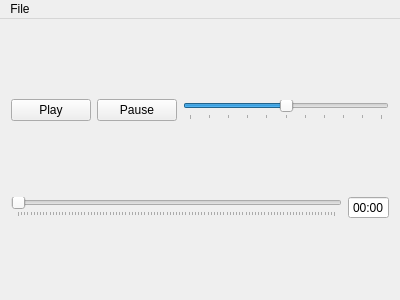
SMC-LAB/Eve, file QtSimplePlayer/mainwindow.ui: the form before one commit.
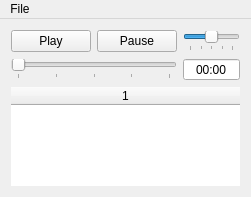
The form after the commit.

Commit message:
Added currently playing file functionality
* added QTableWidget to form
* preparing for an actual table displaying collections of files

Diff of the .ui file:
```diff
--- a/QtSimplePlayer/mainwindow.ui
+++ b/QtSimplePlayer/mainwindow.ui
@@ -6,8 +6,8 @@
    <rect>
     <x>0</x>
     <y>0</y>
-    <width>400</width>
-    <height>300</height>
+    <width>251</width>
+    <height>197</height>
    </rect>
   </property>
   <property name="windowTitle">
@@ -16,13 +16,14 @@
   <property name="windowOpacity">
    <double>1.000000000000000</double>
   </property>
+  <property name="autoFillBackground">
+   <bool>true</bool>
+  </property>
   <property name="tabShape">
    <enum>QTabWidget::Rounded</enum>
   </property>
   <widget class="QWidget" name="centralWidget">
-   <layout class="QGridLayout" name="gridLayout_3">
-    <item row="0" column="0">
-     <layout class="QGridLayout" name="gridLayout_2">
+   <layout class="QGridLayout" name="gridLayout">
       <item row="0" column="0">
        <widget class="QPushButton" name="playButton">
         <property name="text">
@@ -63,13 +64,12 @@
         <property name="tickPosition">
          <enum>QSlider::TicksBelow</enum>
         </property>
-       </widget>
-      </item>
-     </layout>
-    </item>
-    <item row="1" column="0">
-     <layout class="QGridLayout" name="gridLayout">
-      <item row="0" column="0">
+      <property name="tickInterval">
+       <number>25</number>
+      </property>
+     </widget>
+    </item>
+    <item row="1" column="0" colspan="2">
        <widget class="QSlider" name="posSlider">
         <property name="maximum">
          <number>100</number>
@@ -86,15 +86,18 @@
         <property name="tickPosition">
          <enum>QSlider::TicksBelow</enum>
         </property>
-       </widget>
-      </item>
-      <item row="0" column="1">
+      <property name="tickInterval">
+       <number>25</number>
+      </property>
+     </widget>
+    </item>
+    <item row="1" column="2">
        <widget class="QTimeEdit" name="posTime">
         <property name="alignment">
          <set>Qt::AlignCenter</set>
         </property>
         <property name="readOnly">
-         <bool>false</bool>
+       <bool>true</bool>
         </property>
         <property name="buttonSymbols">
          <enum>QAbstractSpinBox::NoButtons</enum>
@@ -110,7 +113,77 @@
         </property>
        </widget>
       </item>
-     </layout>
+    <item row="2" column="0" colspan="3">
+     <widget class="QTableWidget" name="playTable">
+      <property name="enabled">
+       <bool>true</bool>
+      </property>
+      <property name="frameShape">
+       <enum>QFrame::NoFrame</enum>
+      </property>
+      <property name="frameShadow">
+       <enum>QFrame::Plain</enum>
+      </property>
+      <property name="lineWidth">
+       <number>1</number>
+      </property>
+      <property name="verticalScrollBarPolicy">
+       <enum>Qt::ScrollBarAsNeeded</enum>
+      </property>
+      <property name="horizontalScrollBarPolicy">
+       <enum>Qt::ScrollBarAlwaysOff</enum>
+      </property>
+      <property name="alternatingRowColors">
+       <bool>true</bool>
+      </property>
+      <property name="selectionMode">
+       <enum>QAbstractItemView::SingleSelection</enum>
+      </property>
+      <property name="selectionBehavior">
+       <enum>QAbstractItemView::SelectRows</enum>
+      </property>
+      <property name="showGrid">
+       <bool>false</bool>
+      </property>
+      <property name="gridStyle">
+       <enum>Qt::DotLine</enum>
+      </property>
+      <property name="sortingEnabled">
+       <bool>false</bool>
+      </property>
+      <property name="cornerButtonEnabled">
+       <bool>true</bool>
+      </property>
+      <property name="rowCount">
+       <number>1</number>
+      </property>
+      <property name="columnCount">
+       <number>1</number>
+      </property>
+      <attribute name="horizontalHeaderVisible">
+       <bool>true</bool>
+      </attribute>
+      <attribute name="horizontalHeaderCascadingSectionResizes">
+       <bool>true</bool>
+      </attribute>
+      <attribute name="horizontalHeaderHighlightSections">
+       <bool>true</bool>
+      </attribute>
+      <attribute name="horizontalHeaderStretchLastSection">
+       <bool>true</bool>
+      </attribute>
+      <attribute name="verticalHeaderVisible">
+       <bool>false</bool>
+      </attribute>
+      <attribute name="verticalHeaderCascadingSectionResizes">
+       <bool>true</bool>
+      </attribute>
+      <attribute name="verticalHeaderStretchLastSection">
+       <bool>true</bool>
+      </attribute>
+      <row/>
+      <column/>
+     </widget>
     </item>
    </layout>
   </widget>
@@ -119,7 +192,7 @@
     <rect>
      <x>0</x>
      <y>0</y>
-     <width>400</width>
+     <width>251</width>
      <height>22</height>
     </rect>
    </property>
```
Left out of the diff: 3 changed lines with no effect on the pictures. Lines whose indentation alone changed are shown as unchanged. The commit also changes 2 other files.
